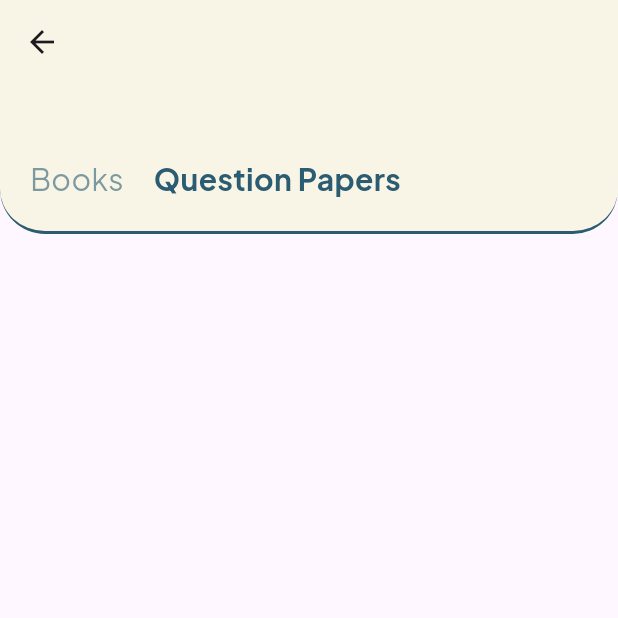
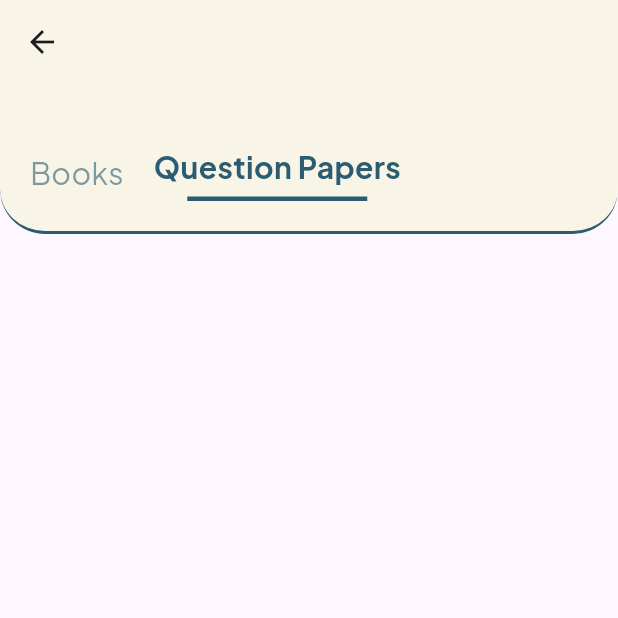
Before and after one commit to MridulSharma2552007/BookBase, a Flutter app: the Bookpage screen opened directly, after a tap on "Question Papers", on a phone screen of 412 x 824 dp, the top half of it. Run offline on Flutter 3.47's test engine with Material 3 defaults, Android fonts, the phone set to English and light mode, and no system bars; our stand-ins replace firebase_auth, firebase_core, font_awesome_flutter, google_fonts, google_sign_in, shared_preferences; accounts and stored records are empty.

Commit message:
Selection bar created as a widget

```diff
--- a/lib/partone/bookpage.dart
+++ b/lib/partone/bookpage.dart
@@ -16,9 +16,9 @@ class _BookpageState extends State<Bookpage> {
 
   void semname() async {
     SharedPreferences prefs = await SharedPreferences.getInstance();
-    sem = prefs.getString('sem')!;
+    String? storedSem = prefs.getString('sem')!;
     setState(() {
-      sem = sem;
+      sem = storedSem;
     });
   }
 
@@ -43,7 +43,12 @@ class _BookpageState extends State<Bookpage> {
         ),
         centerTitle: true,
       ),
-      body: Container(
+      body: Column(children: [topcontaine()]),
+    );
+  }
+
+  Container topcontaine() {
+    return Container(
       height: 100,
       decoration: BoxDecoration(
         border: Border(
@@ -60,6 +65,8 @@ class _BookpageState extends State<Bookpage> {
           Positioned(
             bottom: 20,
             left: 20,
+            child: SingleChildScrollView(
+              scrollDirection: Axis.horizontal,
               child: Row(
                 children: [
                   GestureDetector(
@@ -69,7 +76,9 @@ class _BookpageState extends State<Bookpage> {
                       });
                     },
 
-                    child: Text(
+                    child: Column(
+                      children: [
+                        Text(
                           'Books',
                           style: firstSelected
                               ? GoogleFonts.plusJakartaSans(
@@ -83,6 +92,15 @@ class _BookpageState extends State<Bookpage> {
                                   fontSize: 20,
                                 ),
                         ),
+                        if (firstSelected)
+                          Container(
+                            margin: EdgeInsets.only(top: 5),
+                            width: 50,
+                            height: 3,
+                            color: AppColors.secondary,
+                          ),
+                      ],
+                    ),
                   ),
                   SizedBox(width: 20),
                   GestureDetector(
@@ -91,7 +109,9 @@ class _BookpageState extends State<Bookpage> {
                         firstSelected = false;
                       });
                     },
-                    child: Text(
+                    child: Column(
+                      children: [
+                        Text(
                           'Question Papers',
                           style: firstSelected
                               ? GoogleFonts.plusJakartaSans(
@@ -105,6 +125,12 @@ class _BookpageState extends State<Bookpage> {
                                   fontSize: 20,
                                 ),
                         ),
+                        if (!firstSelected)
+                          Container(
+                            margin: EdgeInsets.only(top: 5),
+                            width: 120,
+                            height: 3,
+                            color: AppColors.secondary,
                           ),
                       ],
                     ),
@@ -112,6 +138,9 @@ class _BookpageState extends State<Bookpage> {
                 ],
               ),
             ),
+          ),
+        ],
+      ),
     );
   }
 }
```
Lines whose indentation alone changed are shown as unchanged.
